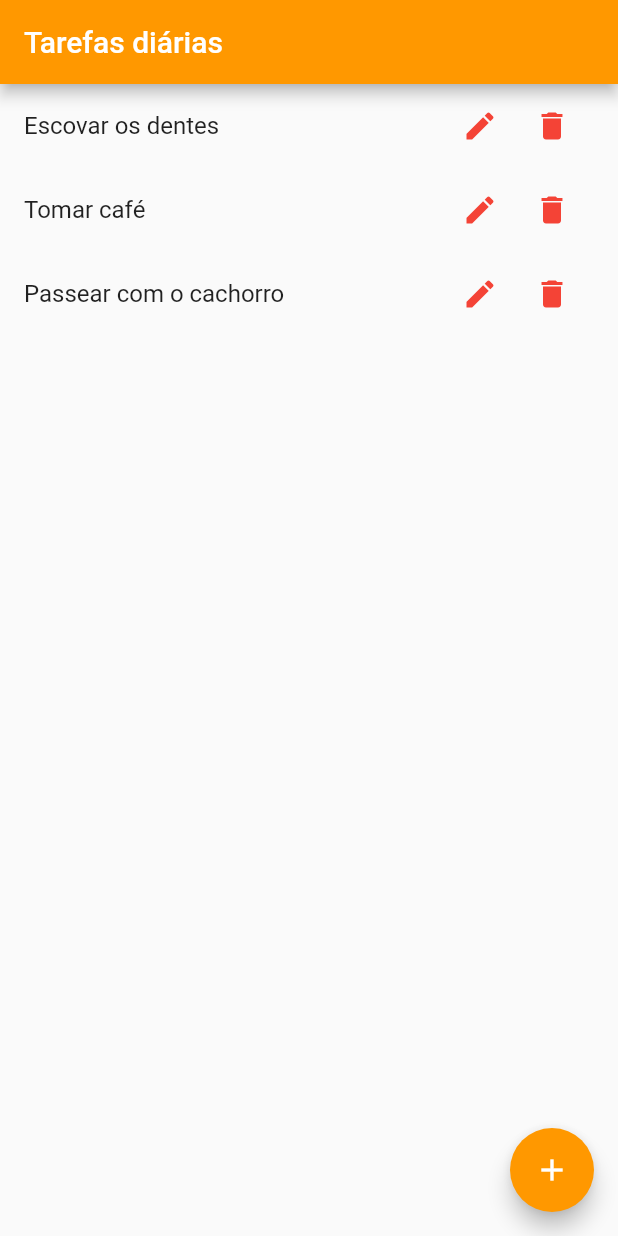
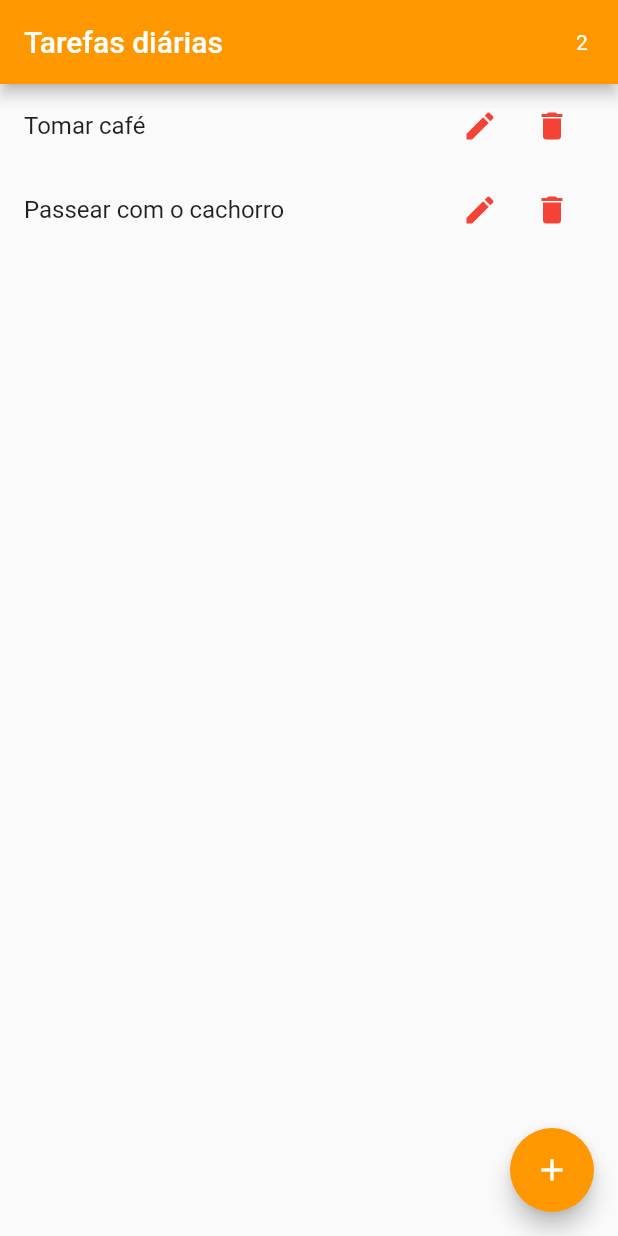
Before and after one commit to jonatafranca/tarefasCRUD, a Flutter app: the screen it shows after launch, after a tap on the "delete" icon, on a phone screen of 412 x 824 dp. Run offline on Flutter 3.47's test engine with Material 2 defaults, Android fonts, the phone set to English and light mode, and no system bars; our stand-ins replace flutter_mobx, mobx; generated files the repository leaves out were written again.

Commit message:
create and remove

```diff
--- a/lib/componets/tarefa_tile.dart
+++ b/lib/componets/tarefa_tile.dart
@@ -5,8 +5,9 @@ import 'package:tarefas_crud/models/tarefa_model.dart';
 
 class TarefaTile extends StatelessWidget {
   final TarefaModel name;
+  final Function removeClicked;
 
-  const TarefaTile({Key key, this.name}) : super(key: key);
+  const TarefaTile({Key key, this.name, this.removeClicked}) : super(key: key);
 
   @override
   Widget build(BuildContext context) {
@@ -24,7 +25,7 @@ class TarefaTile extends StatelessWidget {
                   icon: Icon(Icons.edit),
                 ),
                 IconButton(
-                  onPressed: () => {},
+                  onPressed: removeClicked,
                   color: Colors.red,
                   icon: Icon(Icons.delete),
                 )
--- a/lib/views/tarefa_controller.dart
+++ b/lib/views/tarefa_controller.dart
@@ -12,4 +12,17 @@ abstract class _TarefaControllerBase with Store {
     TarefaModel(nome: "Tomar café"),
     TarefaModel(nome: "Passear com o cachorro"),
   ].asObservable();
+
+  @computed
+  int get totalTarefas => listTarefas.length;
+
+  @action
+  addTarefa(TarefaModel model) {
+    listTarefas.add(model);
+  }
+
+  @action
+  removeTarefa(TarefaModel model) {
+    listTarefas.removeWhere((tarefa) => tarefa.nome == model.nome);
+  }
 }
--- a/lib/views/tarefa_list.dart
+++ b/lib/views/tarefa_list.dart
@@ -1,5 +1,7 @@
 import 'package:flutter/material.dart';
+import 'package:flutter_mobx/flutter_mobx.dart';
 import 'package:tarefas_crud/componets/tarefa_tile.dart';
+import 'package:tarefas_crud/models/tarefa_model.dart';
 import 'package:tarefas_crud/views/tarefa_controller.dart';
 
 class TarefaList extends StatefulWidget {
@@ -11,12 +13,15 @@ class _TarefaListState extends State<TarefaList> {
   final controller = TarefaController();
 
   _dialog() {
+    var model = TarefaModel();
+
     showDialog(
         context: context,
         builder: (_) {
           return AlertDialog(
             title: Text("Adicionar Tarefa"),
             content: TextField(
+              onChanged: model.setNome,
               decoration: InputDecoration(
                 border: OutlineInputBorder(),
                 labelText: 'Nova tarefa',
@@ -24,7 +29,10 @@ class _TarefaListState extends State<TarefaList> {
             ),
             actions: <Widget>[
               TextButton(
-                onPressed: () {},
+                onPressed: () {
+                  controller.addTarefa(model);
+                  Navigator.pop(context);
+                },
                 child: Text('Salvar'),
               ),
               TextButton(
@@ -46,12 +54,33 @@ class _TarefaListState extends State<TarefaList> {
           'Tarefas diárias',
           style: TextStyle(color: Colors.white),
         ),
+        actions: <Widget>[
+          IconButton(
+              onPressed: () {},
+              icon: Observer(
+                builder: (_) {
+                  return Text(
+                    "${controller.totalTarefas}",
+                    style: TextStyle(color: Colors.white),
+                  );
+                },
+              )),
+        ],
       ),
-      body: ListView.builder(
-        itemCount: controller.listTarefas.length,
-        itemBuilder: (_, index) {
-          var tarefa = controller.listTarefas[index];
-          return TarefaTile(name: tarefa);
+      body: Observer(
+        builder: (_) {
+          return ListView.builder(
+            itemCount: controller.listTarefas.length,
+            itemBuilder: (_, index) {
+              var tarefa = controller.listTarefas[index];
+              return TarefaTile(
+                name: tarefa,
+                removeClicked: () {
+                  controller.removeTarefa(tarefa);
+                },
+              );
+            },
+          );
         },
       ),
       floatingActionButton: FloatingActionButton(
```
Also changed, not shown: lib/models/tarefa.dart (deleted, +0 -9 lines).
